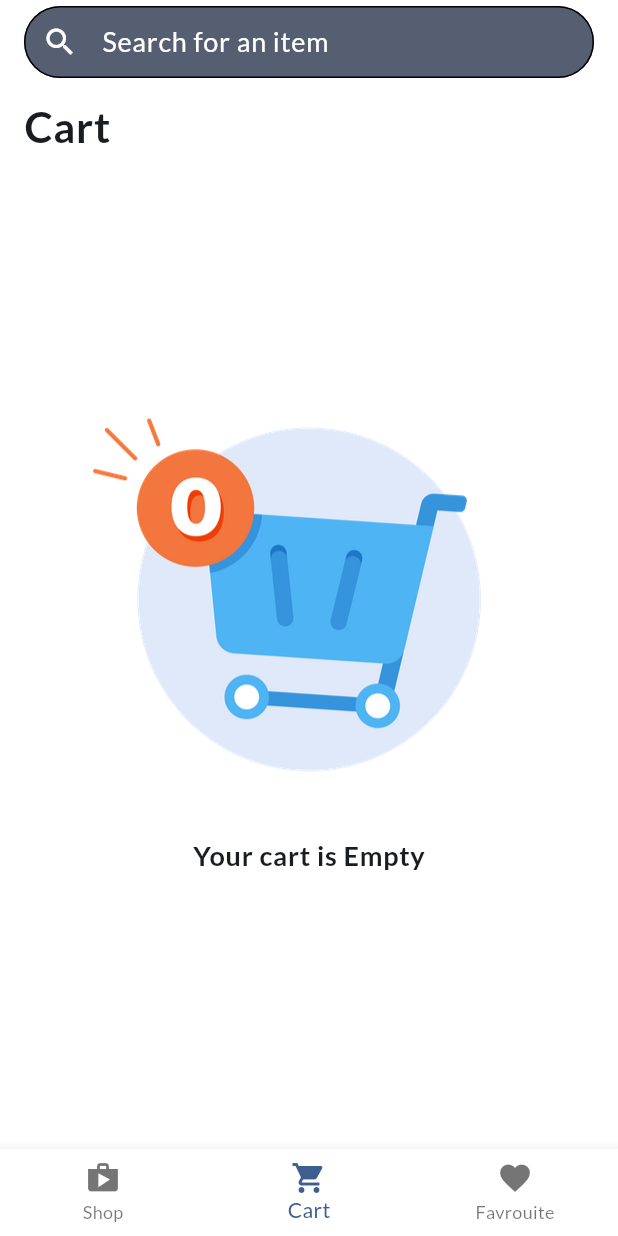
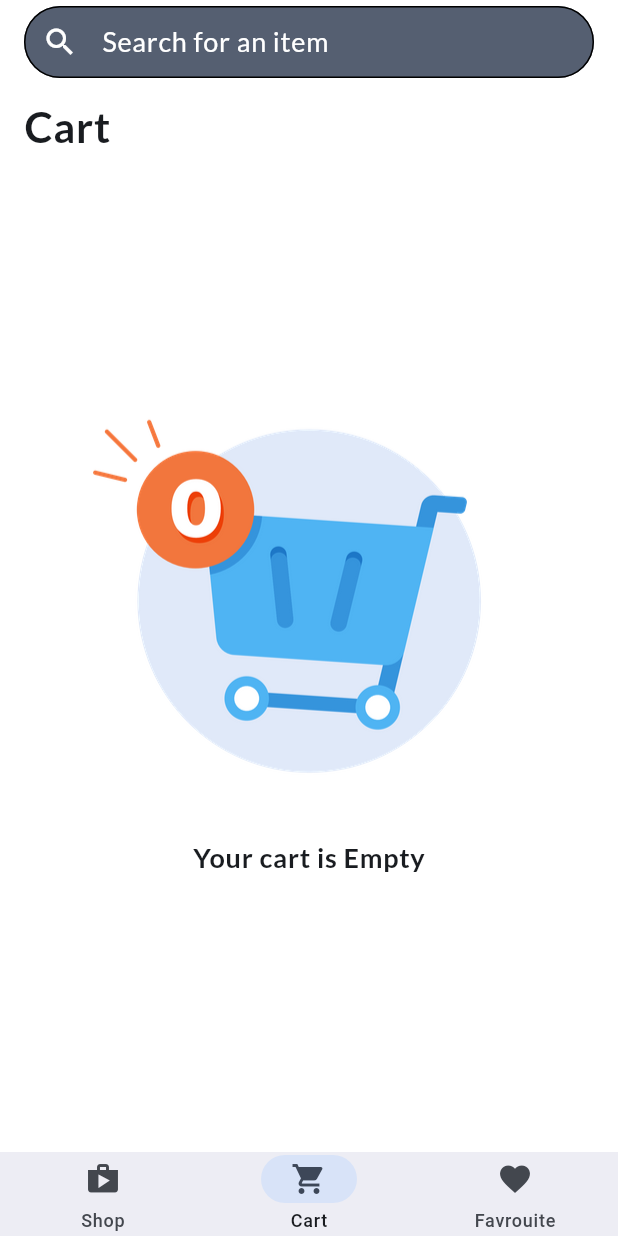
Before and after one commit to awababushnagh0-sudo/simple_store, a Flutter app: the screen it shows after launch, item 2 of the bottom bar chosen, on a phone screen of 412 x 824 dp. Run offline on Flutter 3.47's test engine with Material 3 defaults, Android fonts, the light colour scheme and no system bars; our stand-ins replace carousel_slider, equatable, google_fonts.

Commit message:
changed navigator bar form material 2 to 3

```diff
--- a/lib/app.dart
+++ b/lib/app.dart
@@ -20,8 +20,10 @@ class _AppState extends State<App> {
   Widget build(BuildContext context) {
     return MaterialApp(
       debugShowCheckedModeBanner: false,
+
       theme: ThemeData(
         useMaterial3: true,
+
         colorScheme: ColorScheme.fromSeed(
           surface: Colors.white,
           seedColor: colorSeed,
@@ -34,6 +36,7 @@ class _AppState extends State<App> {
             bodySmall: TextStyle(fontSize: 12),
           ),
         ),
+        navigationBarTheme: NavigationBarThemeData(height: 56),
       ),
       darkTheme: ThemeData(
         useMaterial3: true,
@@ -49,8 +52,8 @@ class _AppState extends State<App> {
             bodySmall: TextStyle(fontSize: 12),
           ),
         ),
+        navigationBarTheme: NavigationBarThemeData(height: 60),
         cardTheme: CardThemeData(
-          //color: Theme.of(context).colorScheme.onSurface,
           elevation: 2,
           shape: RoundedRectangleBorder(
             borderRadius: BorderRadius.circular(20),
--- a/lib/pages/main_screen.dart
+++ b/lib/pages/main_screen.dart
@@ -9,14 +9,13 @@ class MainScreen extends StatelessWidget {
   @override
   Widget build(BuildContext context) {
     return Padding(
-      padding: const EdgeInsets.only(top: 20),
+      padding: const EdgeInsets.only(top: 0),
       child: SingleChildScrollView(
         child: Column(
           mainAxisSize: MainAxisSize.min,
           children: [
+            SizedBox(height: 16),
             SlideBanner(),
-            const SizedBox(height: 16),
-
             GridView.count(
               physics: const NeverScrollableScrollPhysics(),
               shrinkWrap: true,
--- a/lib/pages/tabs_screen.dart
+++ b/lib/pages/tabs_screen.dart
@@ -57,12 +57,13 @@ class _TabsScreenState extends State<TabsScreen> {
         ),
       ),
       body: _activeScreen,
-      bottomNavigationBar: BottomNavigationBar(
-        onTap: _switchScreen,
-        currentIndex: _pageIndex,
-        items: [
-          BottomNavigationBarItem(icon: Icon(Icons.shop), label: 'Shop'),
-          BottomNavigationBarItem(
+      bottomNavigationBar: NavigationBar(
+        onDestinationSelected: _switchScreen,
+        selectedIndex: _pageIndex,
+
+        destinations: [
+          NavigationDestination(icon: Icon(Icons.shop), label: 'Shop'),
+          NavigationDestination(
             label: 'Cart',
             icon: Consumer<CartNotifier>(
               builder: (context, cart, child) {
@@ -90,7 +91,7 @@ class _TabsScreenState extends State<TabsScreen> {
             ),
           ),
 
-          BottomNavigationBarItem(
+          NavigationDestination(
             label: 'Favrouite',
             icon: Consumer<FavouriteNotifier>(
               builder: (context, fav, child) {
```
